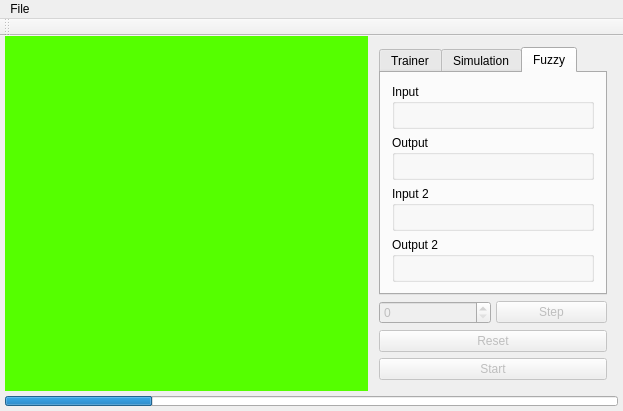
First picture: the form in Simulador/mainwindow.ui, repository lcasassa/Simulador, before the edit.
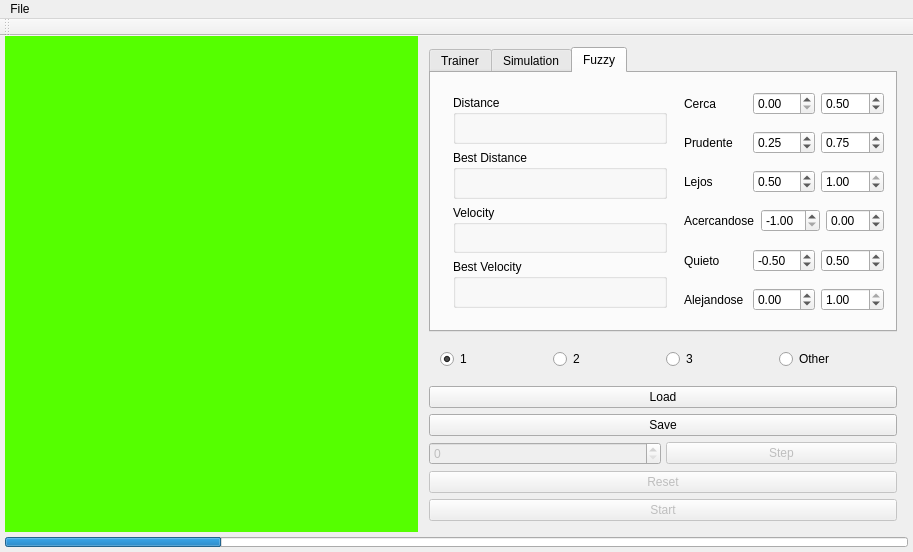
Second picture: the form after the edit. Custom widgets are drawn as their Qt base class.

What changed in the file:
```diff
--- a/Simulador/mainwindow.ui
+++ b/Simulador/mainwindow.ui
@@ -6,8 +6,8 @@
    <rect>
     <x>0</x>
     <y>0</y>
-    <width>623</width>
-    <height>411</height>
+    <width>913</width>
+    <height>552</height>
    </rect>
   </property>
   <property name="windowTitle">
@@ -67,7 +67,7 @@
         <widget class="QWidget" name="widget_3" native="true">
          <property name="minimumSize">
           <size>
-           <width>250</width>
+           <width>490</width>
            <height>0</height>
           </size>
          </property>
@@ -248,11 +248,14 @@
              <attribute name="title">
               <string>Fuzzy</string>
              </attribute>
-             <layout class="QVBoxLayout" name="verticalLayout_4">
+             <layout class="QHBoxLayout" name="horizontalLayout_6">
+              <item>
+               <widget class="QWidget" name="widget_8" native="true">
+                <layout class="QVBoxLayout" name="verticalLayout_9">
               <item>
                <widget class="QGroupBox" name="groupBox_2">
                 <property name="title">
-                 <string>Input</string>
+                    <string>Distance</string>
                 </property>
                 <layout class="QVBoxLayout" name="verticalLayout_5">
                  <property name="leftMargin">
@@ -276,7 +279,7 @@
               <item>
                <widget class="QGroupBox" name="groupBox">
                 <property name="title">
-                 <string>Output</string>
+                    <string>Best Distance</string>
                 </property>
                 <layout class="QVBoxLayout" name="verticalLayout_6">
                  <property name="leftMargin">
@@ -300,7 +303,7 @@
               <item>
                <widget class="QGroupBox" name="groupBox_3">
                 <property name="title">
-                 <string>Input 2</string>
+                    <string>Velocity</string>
                 </property>
                 <layout class="QVBoxLayout" name="verticalLayout_7">
                  <property name="leftMargin">
@@ -324,7 +327,7 @@
               <item>
                <widget class="QGroupBox" name="groupBox_4">
                 <property name="title">
-                 <string>Output 2</string>
+                    <string>Best Velocity</string>
                 </property>
                 <layout class="QVBoxLayout" name="verticalLayout_8">
                  <property name="leftMargin">
@@ -347,6 +350,417 @@
               </item>
              </layout>
             </widget>
+              </item>
+              <item>
+               <widget class="QWidget" name="widget_9" native="true">
+                <property name="minimumSize">
+                 <size>
+                  <width>0</width>
+                  <height>0</height>
+                 </size>
+                </property>
+                <property name="maximumSize">
+                 <size>
+                  <width>200</width>
+                  <height>16777215</height>
+                 </size>
+                </property>
+                <layout class="QVBoxLayout" name="verticalLayout_4">
+                 <property name="spacing">
+                  <number>0</number>
+                 </property>
+                 <property name="leftMargin">
+                  <number>0</number>
+                 </property>
+                 <property name="topMargin">
+                  <number>0</number>
+                 </property>
+                 <property name="rightMargin">
+                  <number>0</number>
+                 </property>
+                 <property name="bottomMargin">
+                  <number>0</number>
+                 </property>
+                 <item>
+                  <widget class="QWidget" name="widget_10" native="true">
+                   <layout class="QHBoxLayout" name="horizontalLayout_7">
+                    <property name="leftMargin">
+                     <number>0</number>
+                    </property>
+                    <property name="topMargin">
+                     <number>0</number>
+                    </property>
+                    <property name="rightMargin">
+                     <number>0</number>
+                    </property>
+                    <property name="bottomMargin">
+                     <number>0</number>
+                    </property>
+                    <item>
+                     <widget class="QLabel" name="label_3">
+                      <property name="text">
+                       <string>Cerca</string>
+                      </property>
+                     </widget>
+                    </item>
+                    <item>
+                     <widget class="QDoubleSpinBox" name="doubleSpinBox00">
+                      <property name="toolTip">
+                       <string/>
+                      </property>
+                      <property name="specialValueText">
+                       <string/>
+                      </property>
+                      <property name="prefix">
+                       <string/>
+                      </property>
+                      <property name="maximum">
+                       <double>1.000000000000000</double>
+                      </property>
+                      <property name="singleStep">
+                       <double>0.010000000000000</double>
+                      </property>
+                     </widget>
+                    </item>
+                    <item>
+                     <widget class="QDoubleSpinBox" name="doubleSpinBox01">
+                      <property name="maximum">
+                       <double>1.000000000000000</double>
+                      </property>
+                      <property name="singleStep">
+                       <double>0.010000000000000</double>
+                      </property>
+                      <property name="value">
+                       <double>0.500000000000000</double>
+                      </property>
+                     </widget>
+                    </item>
+                   </layout>
+                  </widget>
+                 </item>
+                 <item>
+                  <widget class="QWidget" name="widget_15" native="true">
+                   <layout class="QHBoxLayout" name="horizontalLayout_12">
+                    <property name="leftMargin">
+                     <number>0</number>
+                    </property>
+                    <property name="topMargin">
+                     <number>0</number>
+                    </property>
+                    <property name="rightMargin">
+                     <number>0</number>
+                    </property>
+                    <property name="bottomMargin">
+                     <number>0</number>
+                    </property>
+                    <item>
+                     <widget class="QLabel" name="label_4">
+                      <property name="text">
+                       <string>Prudente</string>
+                      </property>
+                     </widget>
+                    </item>
+                    <item>
+                     <widget class="QDoubleSpinBox" name="doubleSpinBox10">
+                      <property name="maximum">
+                       <double>1.000000000000000</double>
+                      </property>
+                      <property name="singleStep">
+                       <double>0.010000000000000</double>
+                      </property>
+                      <property name="value">
+                       <double>0.250000000000000</double>
+                      </property>
+                     </widget>
+                    </item>
+                    <item>
+                     <widget class="QDoubleSpinBox" name="doubleSpinBox11">
+                      <property name="maximum">
+                       <double>1.000000000000000</double>
+                      </property>
+                      <property name="singleStep">
+                       <double>0.010000000000000</double>
+                      </property>
+                      <property name="value">
+                       <double>0.750000000000000</double>
+                      </property>
+                     </widget>
+                    </item>
+                   </layout>
+                  </widget>
+                 </item>
+                 <item>
+                  <widget class="QWidget" name="widget_14" native="true">
+                   <layout class="QHBoxLayout" name="horizontalLayout_11">
+                    <property name="leftMargin">
+                     <number>0</number>
+                    </property>
+                    <property name="topMargin">
+                     <number>0</number>
+                    </property>
+                    <property name="rightMargin">
+                     <number>0</number>
+                    </property>
+                    <property name="bottomMargin">
+                     <number>0</number>
+                    </property>
+                    <item>
+                     <widget class="QLabel" name="label_5">
+                      <property name="text">
+                       <string>Lejos</string>
+                      </property>
+                     </widget>
+                    </item>
+                    <item>
+                     <widget class="QDoubleSpinBox" name="doubleSpinBox20">
+                      <property name="maximum">
+                       <double>1.000000000000000</double>
+                      </property>
+                      <property name="singleStep">
+                       <double>0.010000000000000</double>
+                      </property>
+                      <property name="value">
+                       <double>0.500000000000000</double>
+                      </property>
+                     </widget>
+                    </item>
+                    <item>
+                     <widget class="QDoubleSpinBox" name="doubleSpinBox21">
+                      <property name="maximum">
+                       <double>1.000000000000000</double>
+                      </property>
+                      <property name="singleStep">
+                       <double>0.010000000000000</double>
+                      </property>
+                      <property name="value">
+                       <double>1.000000000000000</double>
+                      </property>
+                     </widget>
+                    </item>
+                   </layout>
+                  </widget>
+                 </item>
+                 <item>
+                  <widget class="QWidget" name="widget_13" native="true">
+                   <layout class="QHBoxLayout" name="horizontalLayout_10">
+                    <property name="leftMargin">
+                     <number>0</number>
+                    </property>
+                    <property name="topMargin">
+                     <number>0</number>
+                    </property>
+                    <property name="rightMargin">
+                     <number>0</number>
+                    </property>
+                    <property name="bottomMargin">
+                     <number>0</number>
+                    </property>
+                    <item>
+                     <widget class="QLabel" name="label_6">
+                      <property name="text">
+                       <string>Acercandose</string>
+                      </property>
+                     </widget>
+                    </item>
+                    <item>
+                     <widget class="QDoubleSpinBox" name="doubleSpinBox30">
+                      <property name="minimum">
+                       <double>-1.000000000000000</double>
+                      </property>
+                      <property name="maximum">
+                       <double>1.000000000000000</double>
+                      </property>
+                      <property name="singleStep">
+                       <double>0.010000000000000</double>
+                      </property>
+                      <property name="value">
+                       <double>-1.000000000000000</double>
+                      </property>
+                     </widget>
+                    </item>
+                    <item>
+                     <widget class="QDoubleSpinBox" name="doubleSpinBox31">
+                      <property name="minimum">
+                       <double>-1.000000000000000</double>
+                      </property>
+                      <property name="maximum">
+                       <double>1.000000000000000</double>
+                      </property>
+                      <property name="singleStep">
+                       <double>0.010000000000000</double>
+                      </property>
+                     </widget>
+                    </item>
+                   </layout>
+                  </widget>
+                 </item>
+                 <item>
+                  <widget class="QWidget" name="widget_11" native="true">
+                   <layout class="QHBoxLayout" name="horizontalLayout_8">
+                    <property name="leftMargin">
+                     <number>0</number>
+                    </property>
+                    <property name="topMargin">
+                     <number>0</number>
+                    </property>
+                    <property name="rightMargin">
+                     <number>0</number>
+                    </property>
+                    <property name="bottomMargin">
+                     <number>0</number>
+                    </property>
+                    <item>
+                     <widget class="QLabel" name="label_7">
+                      <property name="text">
+                       <string>Quieto</string>
+                      </property>
+                     </widget>
+                    </item>
+                    <item>
+                     <widget class="QDoubleSpinBox" name="doubleSpinBox40">
+                      <property name="minimum">
+                       <double>-1.000000000000000</double>
+                      </property>
+                      <property name="maximum">
+                       <double>1.000000000000000</double>
+                      </property>
+                      <property name="singleStep">
+                       <double>0.010000000000000</double>
+                      </property>
+                      <property name="value">
+                       <double>-0.500000000000000</double>
+                      </property>
+                     </widget>
+                    </item>
+                    <item>
+                     <widget class="QDoubleSpinBox" name="doubleSpinBox41">
+                      <property name="minimum">
+                       <double>-1.000000000000000</double>
+                      </property>
+                      <property name="maximum">
+                       <double>1.000000000000000</double>
+                      </property>
+                      <property name="singleStep">
+                       <double>0.010000000000000</double>
+                      </property>
+                      <property name="value">
+                       <double>0.500000000000000</double>
+                      </property>
+                     </widget>
+                    </item>
+                   </layout>
+                  </widget>
+                 </item>
+                 <item>
+                  <widget class="QWidget" name="widget_12" native="true">
+                   <layout class="QHBoxLayout" name="horizontalLayout_9">
+                    <property name="leftMargin">
+                     <number>0</number>
+                    </property>
+                    <property name="topMargin">
+                     <number>0</number>
+                    </property>
+                    <property name="rightMargin">
+                     <number>0</number>
+                    </property>
+                    <property name="bottomMargin">
+                     <number>0</number>
+                    </property>
+                    <item>
+                     <widget class="QLabel" name="label_8">
+                      <property name="text">
+                       <string>Alejandose</string>
+                      </property>
+                     </widget>
+                    </item>
+                    <item>
+                     <widget class="QDoubleSpinBox" name="doubleSpinBox50">
+                      <property name="minimum">
+                       <double>-1.000000000000000</double>
+                      </property>
+                      <property name="maximum">
+                       <double>1.000000000000000</double>
+                      </property>
+                      <property name="singleStep">
+                       <double>0.010000000000000</double>
+                      </property>
+                     </widget>
+                    </item>
+                    <item>
+                     <widget class="QDoubleSpinBox" name="doubleSpinBox51">
+                      <property name="minimum">
+                       <double>-1.000000000000000</double>
+                      </property>
+                      <property name="maximum">
+                       <double>1.000000000000000</double>
+                      </property>
+                      <property name="singleStep">
+                       <double>0.010000000000000</double>
+                      </property>
+                      <property name="value">
+                       <double>1.000000000000000</double>
+                      </property>
+                     </widget>
+                    </item>
+                   </layout>
+                  </widget>
+                 </item>
+                </layout>
+               </widget>
+              </item>
+             </layout>
+            </widget>
+           </widget>
+          </item>
+          <item>
+           <widget class="QWidget" name="widget_16" native="true">
+            <layout class="QHBoxLayout" name="horizontalLayout_13">
+             <item>
+              <widget class="QRadioButton" name="radioButton">
+               <property name="text">
+                <string>1</string>
+               </property>
+               <property name="checked">
+                <bool>true</bool>
+               </property>
+              </widget>
+             </item>
+             <item>
+              <widget class="QRadioButton" name="radioButton_2">
+               <property name="text">
+                <string>2</string>
+               </property>
+              </widget>
+             </item>
+             <item>
+              <widget class="QRadioButton" name="radioButton_3">
+               <property name="text">
+                <string>3</string>
+               </property>
+              </widget>
+             </item>
+             <item>
+              <widget class="QRadioButton" name="radioButton_other">
+               <property name="text">
+                <string>Other</string>
+               </property>
+              </widget>
+             </item>
+            </layout>
+           </widget>
+          </item>
+          <item>
+           <widget class="QPushButton" name="pushButton_load">
+            <property name="text">
+             <string>Load</string>
+            </property>
+           </widget>
+          </item>
+          <item>
+           <widget class="QPushButton" name="pushButton_save">
+            <property name="text">
+             <string>Save</string>
+            </property>
            </widget>
           </item>
           <item>
@@ -466,8 +880,8 @@
     <rect>
      <x>0</x>
      <y>0</y>
-     <width>623</width>
-     <height>20</height>
+     <width>913</width>
+     <height>25</height>
     </rect>
    </property>
    <widget class="QMenu" name="menuFile">
```
Left out of the diff: 4 changed lines with no effect on the pictures. Lines whose indentation alone changed are shown as unchanged.
